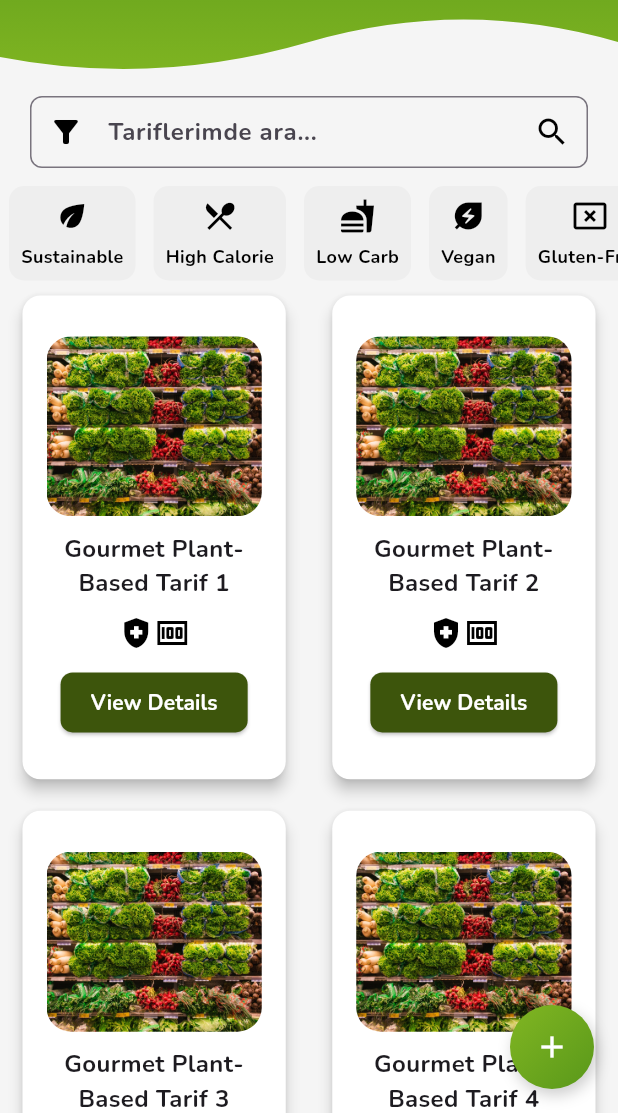
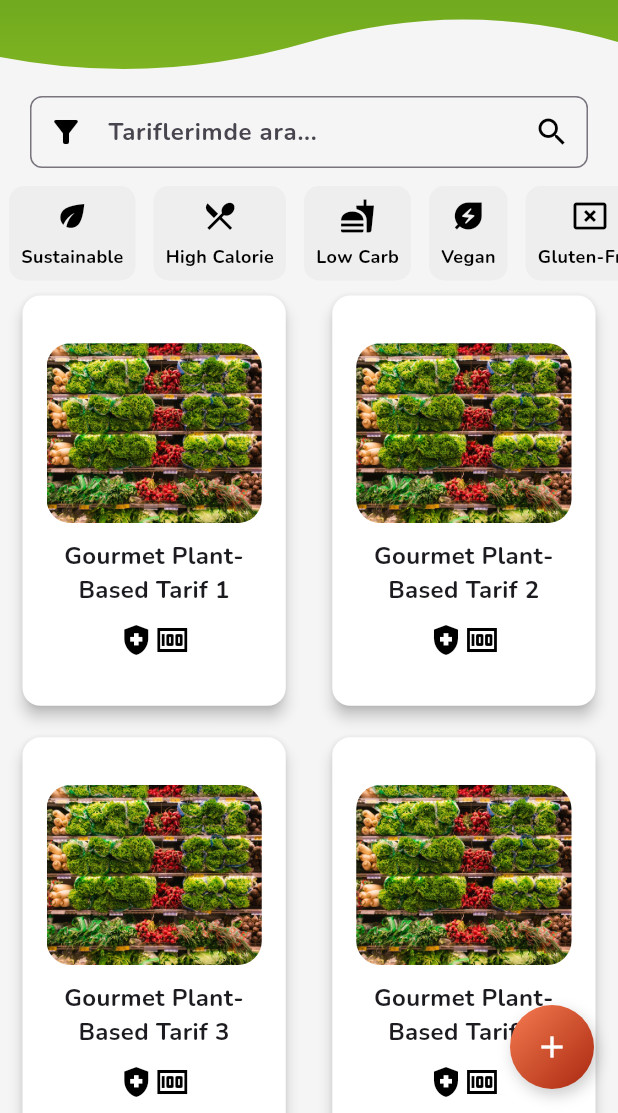
Before and after one commit to berkemremert/yesilsepet, a Flutter app: the MainPage screen opened directly, on a phone screen of 412 x 824 dp, the part 123-1236 px from its top. Run offline on Flutter 3.47's test engine with Material 3 defaults, Android fonts, the phone set to English and light mode, and no system bars; our stand-ins replace font_awesome_flutter.

Commit message:
UI changes
UI changes with the oranges

```diff
--- a/lib/Views/mainPage/main-page.dart
+++ b/lib/Views/mainPage/main-page.dart
@@ -52,7 +52,7 @@ class _MainPageState extends State<MainPage> {
                       crossAxisCount: 2,
                       crossAxisSpacing: 1,
                       mainAxisSpacing: 1,
-                      childAspectRatio: 0.6,
+                      childAspectRatio: 0.7,
                     ),
                     itemCount: 6,
                     itemBuilder: (context, index) {
--- a/lib/Views/mainPage/widgets/category_slider.dart
+++ b/lib/Views/mainPage/widgets/category_slider.dart
@@ -22,45 +22,33 @@ class _CategorySliderState extends State<CategorySlider> {
 
   @override
   Widget build(BuildContext context) {
-    List<Map<String, dynamic>> reorderedCategories = [];
-    for (var i = 0; i < categories.length; i++) {
-      if (selectedIndices.contains(i)) {
-        reorderedCategories.add(categories[i]);
-      }
-    }
-    for (var i = 0; i < categories.length; i++) {
-      if (!selectedIndices.contains(i)) {
-        reorderedCategories.add(categories[i]);
-      }
-    }
-
     return SingleChildScrollView(
       scrollDirection: Axis.horizontal,
       child: Row(
         children: List.generate(
-          reorderedCategories.length,
+          categories.length,
               (index) => GestureDetector(
             onTap: () {
               setState(() {
-                int originalIndex = categories.indexOf(reorderedCategories[index]);
-                if (selectedIndices.contains(originalIndex)) {
-                  selectedIndices.remove(originalIndex);
+                // Toggle the selection status of the tapped category
+                if (selectedIndices.contains(index)) {
+                  selectedIndices.remove(index);
                 } else {
-                  selectedIndices.add(originalIndex);
+                  selectedIndices.add(index);
                 }
               });
             },
             child: AnimatedContainer(
-              duration: const Duration(milliseconds: 300),  // Smooth transition for changes
+              duration: const Duration(milliseconds: 300),
               margin: const EdgeInsets.symmetric(horizontal: 6.0),
               padding: const EdgeInsets.all(8.0),
               decoration: BoxDecoration(
-                color: selectedIndices.contains(categories.indexOf(reorderedCategories[index]))
-                    ? AppColors.green
+                color: selectedIndices.contains(index)
+                    ? AppColors.coralOrange
                     : AppColors.verylightGray,
                 borderRadius: BorderRadius.circular(10),
                 boxShadow: [
-                  if (selectedIndices.contains(categories.indexOf(reorderedCategories[index])))
+                  if (selectedIndices.contains(index))
                     const BoxShadow(
                       color: AppColors.lightGray,
                       spreadRadius: 1,
@@ -72,17 +60,17 @@ class _CategorySliderState extends State<CategorySlider> {
                 mainAxisAlignment: MainAxisAlignment.center,
                 children: [
                   Icon(
-                    reorderedCategories[index]['icon'],
+                    categories[index]['icon'],
                     size: 24,
-                    color: selectedIndices.contains(categories.indexOf(reorderedCategories[index]))
+                    color: selectedIndices.contains(index)
                         ? AppColors.pureWhite
                         : AppColors.black,
                   ),
                   const SizedBox(height: 6),
                   Text(
-                    reorderedCategories[index]['label'],
+                    categories[index]['label'],
                     style: TextStyle(
-                      color: selectedIndices.contains(categories.indexOf(reorderedCategories[index]))
+                      color: selectedIndices.contains(index)
                           ? AppColors.pureWhite
                           : AppColors.black,
                       fontWeight: FontWeight.bold,
--- a/lib/Views/mainPage/widgets/tarif_blocks.dart
+++ b/lib/Views/mainPage/widgets/tarif_blocks.dart
@@ -19,7 +19,19 @@ class TarifCard extends StatelessWidget {
 
   @override
   Widget build(BuildContext context) {
-    return Card(
+    return InkWell(
+      onTap: () {
+        Navigator.push(
+          context,
+          MaterialPageRoute(
+            builder: (context) => ChangeNotifierProvider(
+              create: (_) => RecipeViewModel(),
+              child: RecipeDetail(),
+            ),
+          ),
+        );
+      },
+      child: Card(
         color: AppColors.pureWhite,
         elevation: 4.0,
         margin: const EdgeInsets.symmetric(vertical: 10.0, horizontal: 15.0),
@@ -32,7 +44,7 @@ class TarifCard extends StatelessWidget {
               ClipRRect(
                 borderRadius: BorderRadius.circular(16.0),
                 child: Image.asset(
-                'assets/grocery.jpeg', // TODO: IMPLEMENT
+                  'assets/grocery.jpeg', // Placeholder image
                   height: 120.0,
                   fit: BoxFit.cover,
                 ),
@@ -43,41 +55,16 @@ class TarifCard extends StatelessWidget {
                 style: TextStyle(fontSize: 16.0, fontWeight: FontWeight.bold),
                 textAlign: TextAlign.center,
               ),
-            SizedBox(height: 10.0),
+              const SizedBox(height: 10.0),
               Row(
                 mainAxisAlignment: MainAxisAlignment.center,
                 children: [
-                if (isHealthy) Icon(Icons.health_and_safety, color: AppColors.black), // TODO: IMPLEMENT
+                  if (isHealthy) Icon(Icons.health_and_safety, color: AppColors.black),
                   if (isExpensive) Icon(Icons.money, color: AppColors.black),
                 ],
               ),
-            SizedBox(height: 10.0),
-            ElevatedButton(
-              onPressed: () {
-                Navigator.push(
-                  context,
-                  MaterialPageRoute(
-                    builder: (context) => ChangeNotifierProvider(
-                      create: (_) => RecipeViewModel(),
-                      child: RecipeDetail(),
+            ],
           ),
-                  ),
-                );
-              },
-              style: ElevatedButton.styleFrom(
-                backgroundColor: AppColors.oliveGreen,
-                foregroundColor: AppColors.pureWhite,
-                padding: EdgeInsets.symmetric(vertical: 10.0, horizontal: 20.0),
-                shape: RoundedRectangleBorder(
-                  borderRadius: BorderRadius.circular(8.0),
-                ),
-              ),
-              child: Text(
-                'View Details',
-                style: TextStyle(fontWeight: FontWeight.bold),
-              ),
-            ),
-          ],
         ),
       ),
     );
--- a/lib/Views/mainPage/widgets/tarif_main_button.dart
+++ b/lib/Views/mainPage/widgets/tarif_main_button.dart
@@ -22,8 +22,8 @@ class _TarifMainButtonState extends State<TarifMainButton> {
           shape: BoxShape.circle,
           gradient: const LinearGradient(
             colors: [
-              AppColors.limeGreen,
-              AppColors.green,
+              AppColors.coralOrange,
+              AppColors.scarletOrange,
             ],
             begin: Alignment.topLeft,
             end: Alignment.bottomRight,
--- a/lib/Views/recipeDetailPage/recipe_detail.dart
+++ b/lib/Views/recipeDetailPage/recipe_detail.dart
@@ -122,7 +122,7 @@ class _RecipeDetailState extends State<RecipeDetail> {
                       width: double.infinity,
                       decoration: BoxDecoration(
                         gradient: LinearGradient(
-                          colors: [AppColors.limeGreen, AppColors.green],
+                          colors: [AppColors.coralOrange, AppColors.coralOrange],
                           begin: Alignment.topLeft,
                           end: Alignment.bottomRight,
                         ),
```
Also changed, not shown: lib/main.dart (line endings or trailing spaces). Lines whose indentation alone changed are shown as unchanged.
